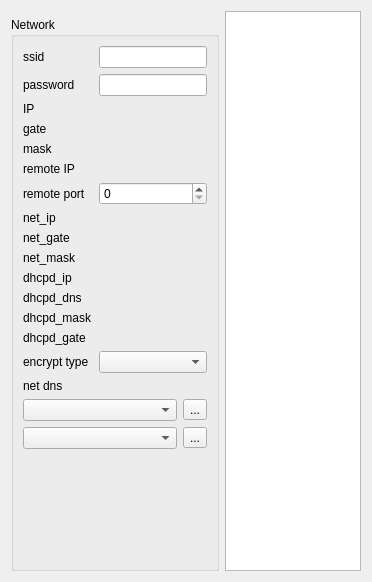
The window that Qt/my_programm/WiFi/Test_HLK_RM04/src/hlk_rm04_widget/src/ui/hlk_rm04_widget.ui (RinatB2017/mega_GIT) describes before a commit, drawn with Qt 5.
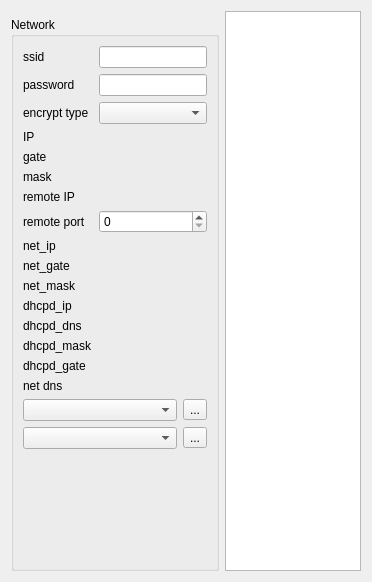
The same window after the commit. Custom widgets are drawn as their Qt base class.

```diff
--- a/Qt/my_programm/WiFi/Test_HLK_RM04/src/hlk_rm04_widget/src/ui/hlk_rm04_widget.ui
+++ b/Qt/my_programm/WiFi/Test_HLK_RM04/src/hlk_rm04_widget/src/ui/hlk_rm04_widget.ui
@@ -40,24 +40,115 @@
        <layout class="QVBoxLayout" name="verticalLayout_3">
         <item>
          <layout class="QGridLayout" name="gridLayout_4">
-          <item row="4" column="0">
-           <widget class="QLabel" name="label_5">
+          <item row="8" column="1">
+           <widget class="IPV4_wo_port" name="net_ip_widget" native="true"/>
+          </item>
+          <item row="9" column="1">
+           <widget class="IPV4_wo_port" name="net_gate_widget" native="true"/>
+          </item>
+          <item row="16" column="1">
+           <widget class="IPV4_wo_port" name="net_dns_widget" native="true"/>
+          </item>
+          <item row="9" column="0">
+           <widget class="QLabel" name="label_14">
             <property name="text">
-             <string>mask</string>
+             <string>net_gate</string>
             </property>
            </widget>
           </item>
-          <item row="11" column="1">
-           <widget class="IPV4_wo_port" name="dhcpd_dns_widget" native="true"/>
+          <item row="3" column="0">
+           <widget class="QLabel" name="label_3">
+            <property name="text">
+             <string>IP</string>
+            </property>
+           </widget>
           </item>
-          <item row="15" column="0">
+          <item row="10" column="0">
+           <widget class="QLabel" name="label_10">
+            <property name="text">
+             <string>net_mask</string>
+            </property>
+           </widget>
+          </item>
+          <item row="13" column="1">
+           <widget class="IPV4_wo_port" name="dhcpd_mask_widget" native="true"/>
+          </item>
+          <item row="7" column="0">
+           <widget class="QLabel" name="label_7">
+            <property name="text">
+             <string>remote port</string>
+            </property>
+           </widget>
+          </item>
+          <item row="10" column="1">
+           <widget class="IPV4_wo_port" name="net_mask_widget" native="true"/>
+          </item>
+          <item row="14" column="0">
+           <widget class="QLabel" name="label_16">
+            <property name="text">
+             <string>dhcpd_gate</string>
+            </property>
+           </widget>
+          </item>
+          <item row="0" column="0">
+           <widget class="QLabel" name="label">
+            <property name="text">
+             <string>ssid</string>
+            </property>
+           </widget>
+          </item>
+          <item row="16" column="0">
            <widget class="QLabel" name="label_13">
             <property name="text">
              <string>net dns</string>
             </property>
            </widget>
           </item>
-          <item row="16" column="0" colspan="2">
+          <item row="12" column="1">
+           <widget class="IPV4_wo_port" name="dhcpd_dns_widget" native="true"/>
+          </item>
+          <item row="1" column="1">
+           <widget class="QLineEdit" name="le_password"/>
+          </item>
+          <item row="11" column="0">
+           <widget class="QLabel" name="label_11">
+            <property name="text">
+             <string>dhcpd_ip</string>
+            </property>
+           </widget>
+          </item>
+          <item row="13" column="0">
+           <widget class="QLabel" name="label_15">
+            <property name="text">
+             <string>dhcpd_mask</string>
+            </property>
+           </widget>
+          </item>
+          <item row="5" column="0">
+           <widget class="QLabel" name="label_5">
+            <property name="text">
+             <string>mask</string>
+            </property>
+           </widget>
+          </item>
+          <item row="6" column="0">
+           <widget class="QLabel" name="label_6">
+            <property name="text">
+             <string>remote IP</string>
+            </property>
+           </widget>
+          </item>
+          <item row="4" column="0">
+           <widget class="QLabel" name="label_4">
+            <property name="text">
+             <string>gate</string>
+            </property>
+           </widget>
+          </item>
+          <item row="14" column="1">
+           <widget class="IPV4_wo_port" name="dhcpd_gate_widget" native="true"/>
+          </item>
+          <item row="17" column="0" colspan="2">
            <layout class="QGridLayout" name="gridLayout_2">
             <item row="2" column="1">
              <widget class="QToolButton" name="btn_serial_to">
@@ -81,148 +172,57 @@
             </item>
            </layout>
           </item>
-          <item row="10" column="1">
+          <item row="11" column="1">
            <widget class="IPV4_wo_port" name="dhcpd_ip_widget" native="true"/>
           </item>
+          <item row="5" column="1">
+           <widget class="IPV4_wo_port" name="mask_widget" native="true"/>
+          </item>
+          <item row="1" column="0">
+           <widget class="QLabel" name="label_2">
+            <property name="text">
+             <string>password</string>
+            </property>
+           </widget>
+          </item>
           <item row="12" column="0">
-           <widget class="QLabel" name="label_15">
-            <property name="text">
-             <string>dhcpd_mask</string>
-            </property>
-           </widget>
-          </item>
-          <item row="5" column="0">
-           <widget class="QLabel" name="label_6">
-            <property name="text">
-             <string>remote IP</string>
-            </property>
-           </widget>
-          </item>
-          <item row="1" column="1">
-           <widget class="QLineEdit" name="le_password"/>
-          </item>
-          <item row="0" column="0">
-           <widget class="QLabel" name="label">
-            <property name="text">
-             <string>ssid</string>
-            </property>
-           </widget>
-          </item>
-          <item row="10" column="0">
-           <widget class="QLabel" name="label_11">
-            <property name="text">
-             <string>dhcpd_ip</string>
-            </property>
-           </widget>
-          </item>
-          <item row="7" column="1">
-           <widget class="IPV4_wo_port" name="net_ip_widget" native="true"/>
-          </item>
-          <item row="8" column="1">
-           <widget class="IPV4_wo_port" name="net_gate_widget" native="true"/>
-          </item>
-          <item row="7" column="0">
-           <widget class="QLabel" name="label_9">
-            <property name="text">
-             <string>net_ip</string>
-            </property>
-           </widget>
-          </item>
-          <item row="9" column="0">
-           <widget class="QLabel" name="label_10">
-            <property name="text">
-             <string>net_mask</string>
-            </property>
-           </widget>
-          </item>
-          <item row="11" column="0">
            <widget class="QLabel" name="label_12">
             <property name="text">
              <string>dhcpd_dns</string>
             </property>
            </widget>
           </item>
-          <item row="6" column="0">
-           <widget class="QLabel" name="label_7">
-            <property name="text">
-             <string>remote port</string>
-            </property>
-           </widget>
-          </item>
           <item row="6" column="1">
-           <widget class="QSpinBox" name="sb_remote_post"/>
+           <widget class="IPV4_wo_port" name="remote_ip_widget" native="true"/>
           </item>
-          <item row="3" column="0">
-           <widget class="QLabel" name="label_4">
-            <property name="text">
-             <string>gate</string>
-            </property>
-           </widget>
-          </item>
-          <item row="2" column="0">
-           <widget class="QLabel" name="label_3">
-            <property name="text">
-             <string>IP</string>
-            </property>
-           </widget>
-          </item>
-          <item row="2" column="1">
+          <item row="3" column="1">
            <widget class="IPV4_wo_port" name="ip_widget" native="true"/>
           </item>
-          <item row="8" column="0">
-           <widget class="QLabel" name="label_14">
-            <property name="text">
-             <string>net_gate</string>
-            </property>
-           </widget>
-          </item>
           <item row="0" column="1">
            <widget class="QLineEdit" name="le_ssid"/>
           </item>
-          <item row="1" column="0">
-           <widget class="QLabel" name="label_2">
+          <item row="7" column="1">
+           <widget class="QSpinBox" name="sb_remote_post"/>
+          </item>
+          <item row="8" column="0">
+           <widget class="QLabel" name="label_9">
             <property name="text">
-             <string>password</string>
+             <string>net_ip</string>
             </property>
            </widget>
           </item>
-          <item row="9" column="1">
-           <widget class="IPV4_wo_port" name="net_mask_widget" native="true"/>
-          </item>
-          <item row="15" column="1">
-           <widget class="IPV4_wo_port" name="net_dns_widget" native="true"/>
-          </item>
-          <item row="14" column="1">
-           <widget class="QComboBox" name="cb_encrypt_type"/>
-          </item>
-          <item row="3" column="1">
-           <widget class="IPV4_wo_port" name="gate_widget" native="true"/>
-          </item>
-          <item row="5" column="1">
-           <widget class="IPV4_wo_port" name="remote_ip_widget" native="true"/>
-          </item>
           <item row="4" column="1">
-           <widget class="IPV4_wo_port" name="mask_widget" native="true"/>
+           <widget class="IPV4_wo_port" name="gate_widget" native="true"/>
           </item>
-          <item row="14" column="0">
+          <item row="2" column="0">
            <widget class="QLabel" name="label_8">
             <property name="text">
              <string>encrypt type</string>
             </property>
            </widget>
           </item>
-          <item row="13" column="0">
-           <widget class="QLabel" name="label_16">
-            <property name="text">
-             <string>dhcpd_gate</string>
-            </property>
-           </widget>
-          </item>
-          <item row="12" column="1">
-           <widget class="IPV4_wo_port" name="dhcpd_mask_widget" native="true"/>
-          </item>
-          <item row="13" column="1">
-           <widget class="IPV4_wo_port" name="dhcpd_gate_widget" native="true"/>
+          <item row="2" column="1">
+           <widget class="QComboBox" name="cb_encrypt_type"/>
           </item>
          </layout>
         </item>
```
Left out of the diff: 5 changed lines with no effect on the pictures.
